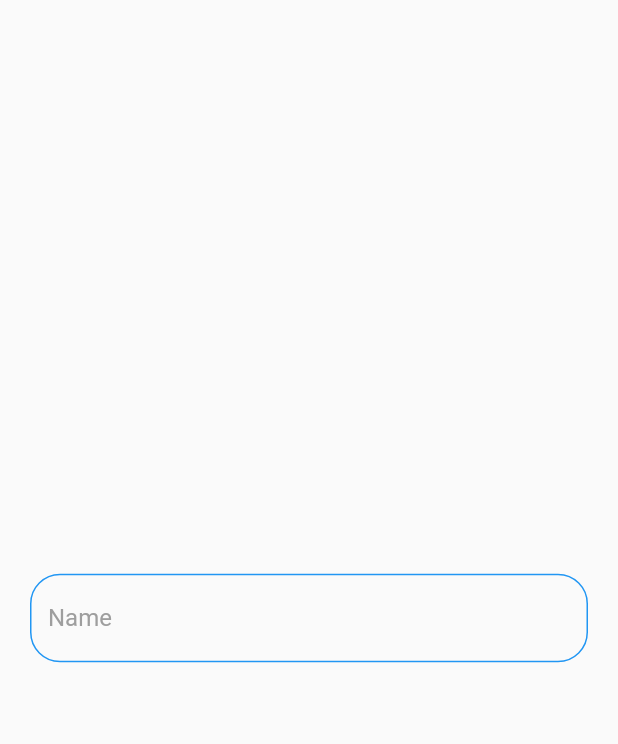
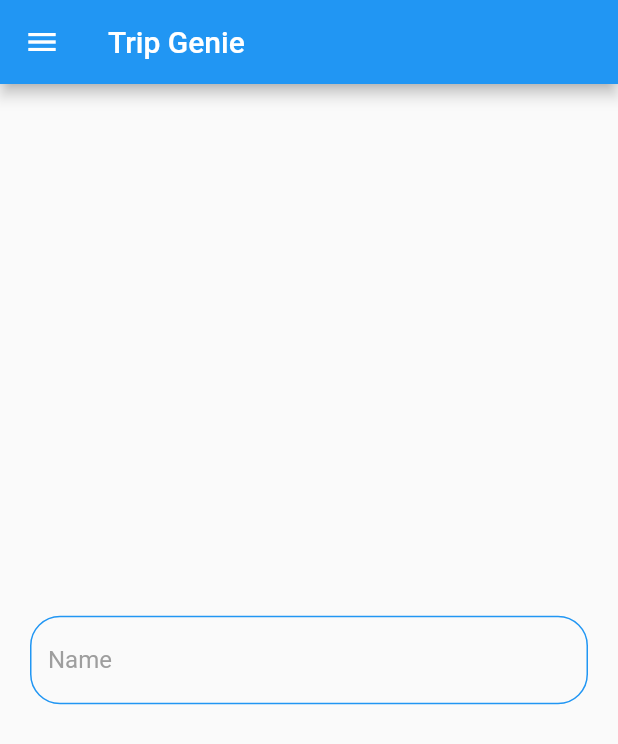
Before and after one commit to neelsahni/TripGenie, a Flutter app: the screen it shows after launch, after a tap on "Sign in with Google", on a phone screen of 412 x 824 dp. Shown: the top 744 px of the screen. Run offline on Flutter 3.47's test engine with Material 2 defaults, Android fonts, the phone set to English and light mode, and no system bars; our stand-ins replace cloud_firestore, device_info, firebase_auth, firebase_core, flutter_signin_button, google_sign_in and 2 more; accounts and stored records are empty.

Commit message:
adding account mangement

```diff
--- a/lib/screens/MainPage.dart
+++ b/lib/screens/MainPage.dart
@@ -1,10 +1,24 @@
 import 'package:ai_trip_planner/components/TextFieldAdd.dart';
+import 'package:ai_trip_planner/screens/MyProfile.dart';
+import 'package:ai_trip_planner/screens/start_screen.dart';
+import 'package:ai_trip_planner/services/verifyUser.dart';
+import 'package:cloud_firestore/cloud_firestore.dart';
+import 'package:firebase_auth/firebase_auth.dart';
 import 'package:flutter/material.dart';
 
 //global variables
 
 String name = "";
 
+
+//init Firebase
+final _auth = FirebaseAuth.instance;
+final _firestore = FirebaseFirestore.instance;
+late User loggedinUser;
+Future<void>? _fetchdata;
+int updatecheck = 0;
+//to check if user is logged in
+bool userExisting = false;
 
 class MainPage extends StatefulWidget {
   const MainPage({super.key});
@@ -14,9 +28,130 @@ class MainPage extends StatefulWidget {
 }
 
 class _MainPageState extends State<MainPage> {
+@override
+  void initState() {
+    super.initState();
+    // _initGoogleMobileAds();
+    //TODO: figure out better way to do this
+    // myBanner.load().onError((error, stackTrace) {
+    //   print(error);
+    //   setState(() {
+    //     workingAd = false;
+    //   });
+    // });
+    // _loadRewardedAd();
+    getCurrentUser();
+
+
+  }
+
+  @override
+  void dispose() {
+    //_rewardedAd.dispose();
+    super.dispose();
+  }
+
+
+  //TODO: maybe refactor since more than one using
+  Future<void> getCurrentUser() async {
+    try {
+      final user = await _auth.currentUser;
+      if (user != null) {
+        userExisting = true;
+        loggedinUser = user;
+        verifyUser(loggedinUser, context);
+      } else {
+        userExisting = false;
+      }
+    } catch (e) {
+      print(e);
+    }
+  }
+
   @override
   Widget build(BuildContext context) {
     return Scaffold(
+      appBar: AppBar(
+        title: Text("Trip Genie"),
+
+      ),
+      drawer: Drawer(
+        child: ListView(
+          padding: EdgeInsets.zero,
+          children: <Widget>[
+            const DrawerHeader(
+              child: Text(
+                'Menu',
+                style: TextStyle(
+                    color: Colors.black,
+                    fontSize: 25,
+                    fontWeight: FontWeight.bold),
+              ),
+              decoration: BoxDecoration(
+                  color: Colors.blue,
+                  // image: DecorationImage(
+                  //     scale: 0.2,
+                  //     alignment: Alignment.bottomRight,
+                  //     //fit: BoxFit.scaleDown,
+
+                  //     image: AssetImage('assets/logo.png'))),
+              )
+            ),
+            userExisting? ListTile(
+              leading: Icon(Icons.verified_user),
+              title: Text('Profile'),
+              onTap: () => {
+                // myBanner.dispose(),
+                Navigator.push(context,
+                    MaterialPageRoute(builder: (context) => MyProfile()))
+              },
+            ): Container(),
+            // userExisting? ListTile(
+            //   leading: Icon(Icons.settings),
+            //   title: Text('Settings'),
+            //   onTap: () => {
+            //     // myBanner.dispose(),
+            //     Navigator.push(
+            //         context,
+            //         MaterialPageRoute(
+            //             builder: (context) => SettingsScreen(),
+            //             fullscreenDialog: true))
+            //   },
+            // ) : Container(),
+
+            //Explain section
+            // ListTile(
+            //   leading: Icon(Icons.help),
+            //   title: Text('Explain'),
+            //   onTap: () => {
+            //     // myBanner.dispose(),
+            //     Navigator.push(
+            //         context,
+            //         MaterialPageRoute(
+            //             builder: (context) => OnBoardingPage(),
+            //             fullscreenDialog: true))
+            //   },
+            // ),
+            userExisting? ListTile(
+              leading: Icon(Icons.exit_to_app),
+              title: Text('Log out'),
+              onTap: () async {
+                //waiting to sign out the user before proceeding to Start screen
+                await _auth.signOut();
+                // myBanner.dispose();
+                userExisting = false;
+
+                Navigator.push(
+                    context,
+                    MaterialPageRoute(
+                        builder: (context) => Startpagecontent(),
+                        fullscreenDialog: true));
+              },
+            ): Container(),
+          ],
+        ),
+      ),
+
       body: Padding(
         padding: const EdgeInsets.symmetric(horizontal: 20),
         child: Column(
```
